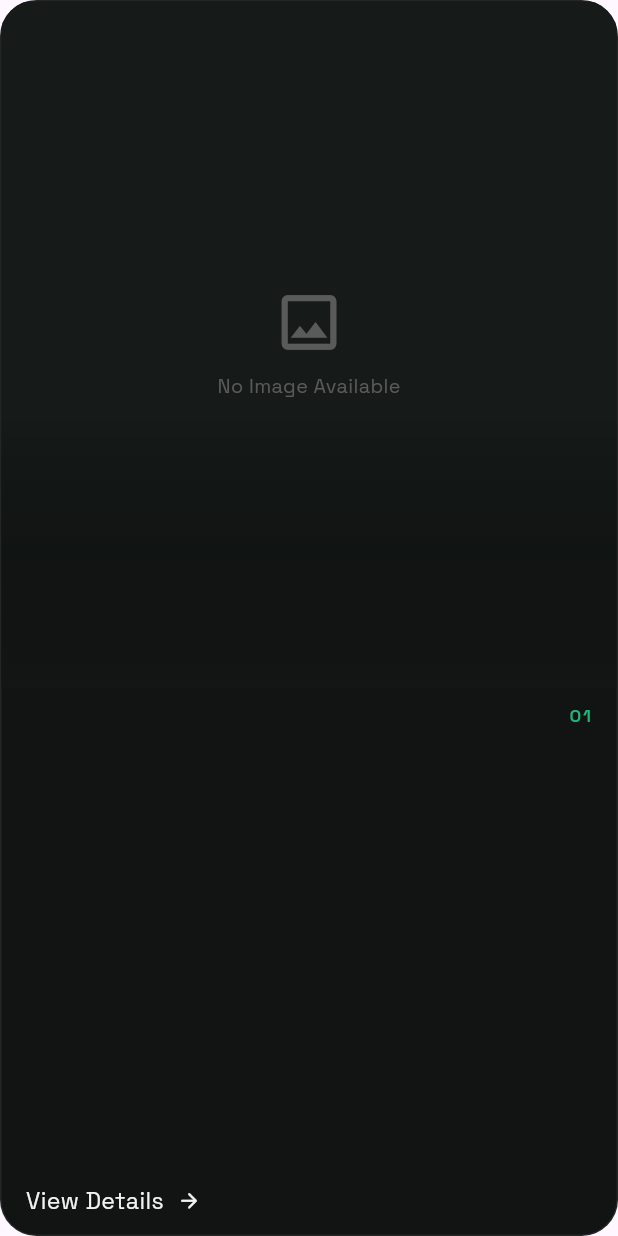
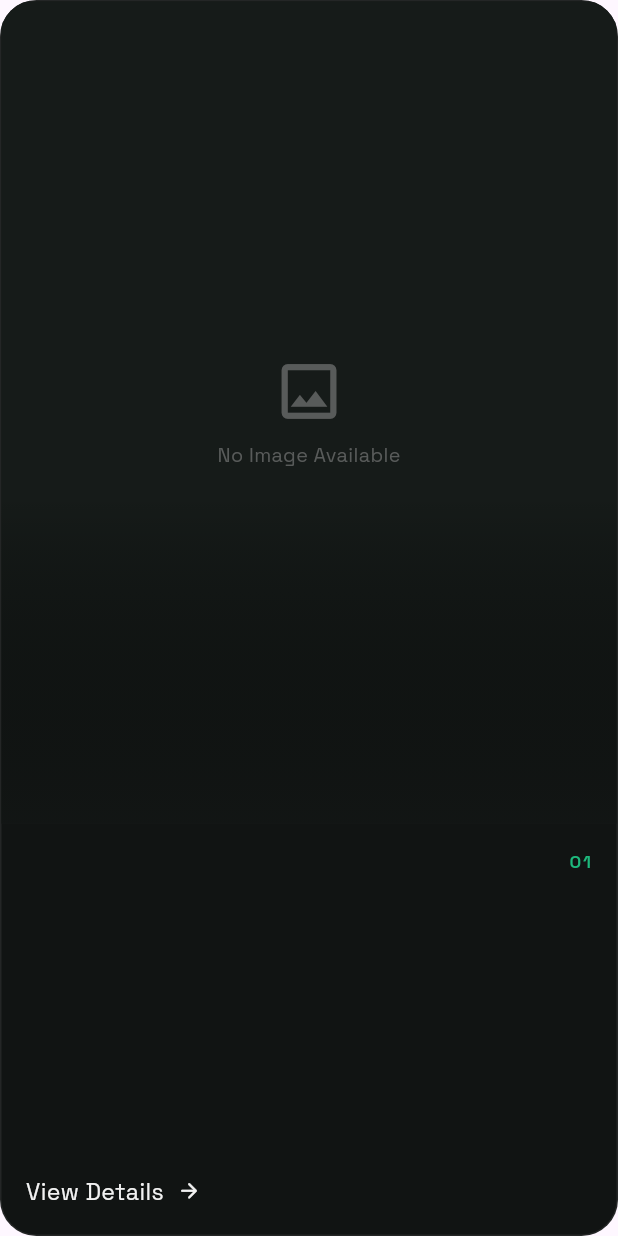
Before and after one commit to MuhammadImtiaz48/new_portfolio, a Flutter app: the ProjectCard widget shown alone on an empty page, opened directly with empty values, on a phone screen of 412 x 824 dp. Run offline on Flutter 3.47's test engine with Material 3 defaults, Android fonts, the phone set to English and light mode, and no system bars; our stand-ins replace cached_network_image, cloud_firestore, email_validator, firebase_core, flutter_animate, font_awesome_flutter and 3 more; missing offline and left inert: dart:html; accounts and stored records are empty.

Commit message:
projects vertical set

```diff
--- a/lib/controllers/projects_controller.dart
+++ b/lib/controllers/projects_controller.dart
@@ -32,7 +32,7 @@ class ProjectsController extends GetxController {
     }
   }
 
-  int get totalPages => projects.isEmpty ? 1 : (projects.length / 4).ceil();
+  int get totalPages => projects.isEmpty ? 1 : (projects.length / 3).ceil();
 
   void nextPage() {
     if (currentPage.value < totalPages - 1) {
--- a/lib/view/screens/projects/components/project_card.dart
+++ b/lib/view/screens/projects/components/project_card.dart
@@ -82,7 +82,7 @@ class _ProjectCardState extends State<ProjectCard> {
             crossAxisAlignment: CrossAxisAlignment.start,
             children: [
               Expanded(
-                flex: 5,
+                flex: 6,
                 child: Hero(
                   tag: 'project_image_${widget.project.id}',
                   child: Stack(
@@ -147,9 +147,9 @@ class _ProjectCardState extends State<ProjectCard> {
                 ),
               ),
               Expanded(
-                flex: 4,
+                flex: 3,
                 child: Padding(
-                  padding: EdgeInsets.symmetric(horizontal: 16.adaptSize, vertical: 10.adaptSize),
+                  padding: EdgeInsets.symmetric(horizontal: 16.adaptSize, vertical: 16.adaptSize),
                   child: Column(
                     crossAxisAlignment: CrossAxisAlignment.start,
                     mainAxisSize: MainAxisSize.max,
@@ -181,7 +181,7 @@ class _ProjectCardState extends State<ProjectCard> {
                         child: Text(
                           widget.project.shortDescription,
                           style: AppTextStyles.body(fontSize: 13),
-                          maxLines: 2,
+                          maxLines: 3,
                           overflow: TextOverflow.ellipsis,
                         ),
                       ),
```
Also changed, not shown: lib/view/screens/projects/components/projects_grid.dart (+4 -8 lines).
